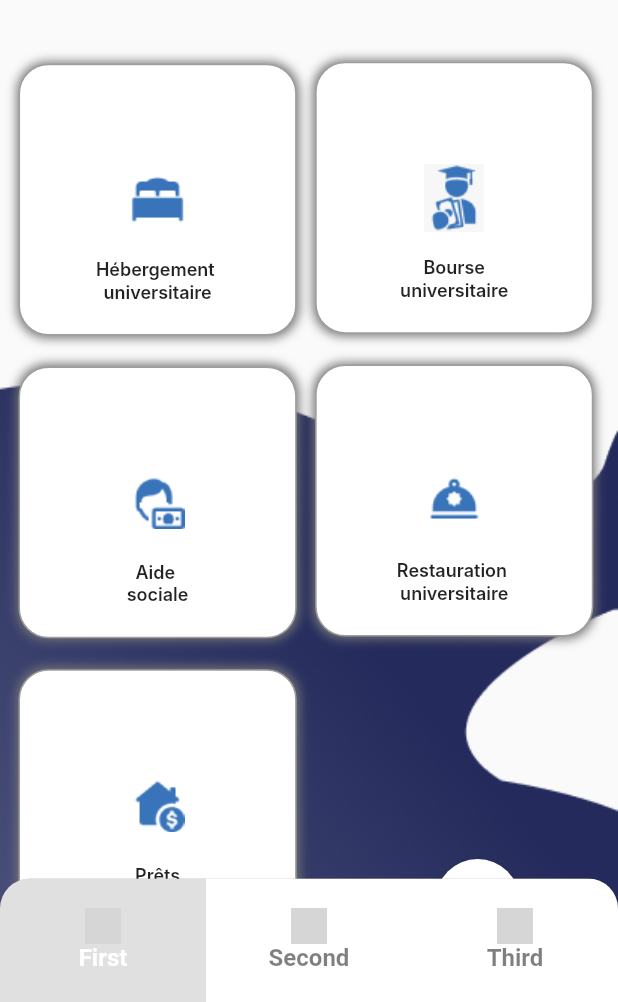
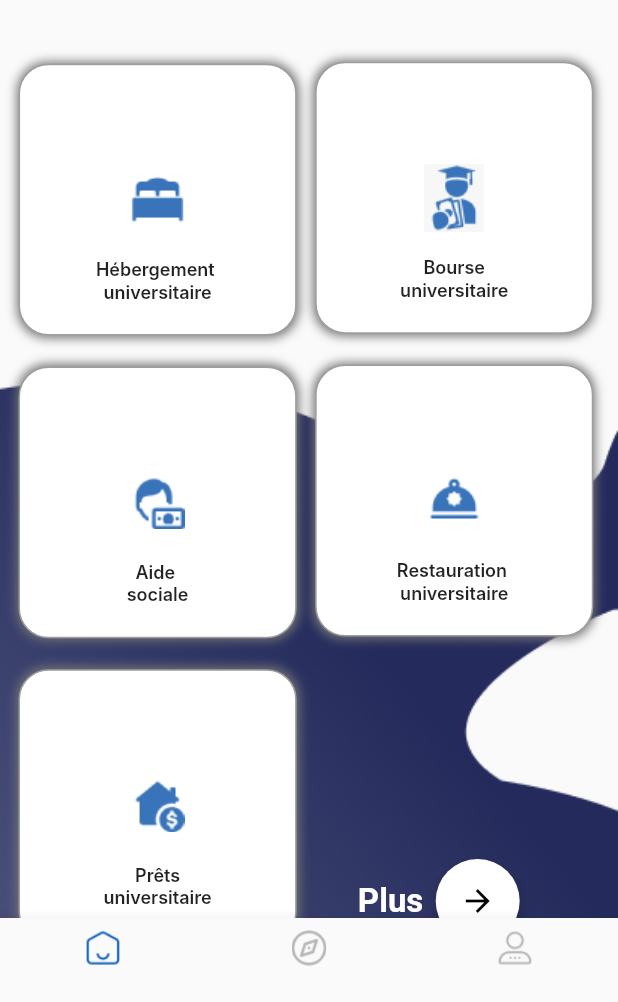
Before and after one commit to HamzaMlaouhi/OOUC, a Flutter app: the HomePage screen opened by its route, on a phone screen of 412 x 824 dp, the part 234-1236 px from its top. Run offline on Flutter 3.47's test engine with Material 2 defaults, Android fonts, the phone set to English and light mode, and no system bars; drawn by our look-alikes of auto_size_text; our stand-ins replace flutter_svg; missing offline and left inert: sliding_switch; Roboto replaces fonts that are missing (Inter); grey boxes are pictures that could not be loaded.

Commit message:
fix bar bottom icons

```diff
--- a/lib/Screens/HomePage.dart
+++ b/lib/Screens/HomePage.dart
@@ -13,7 +13,6 @@ class HomePage extends StatelessWidget {
     double height = MediaQuery.of(context).size.height;
     double width = MediaQuery.of(context).size.width;
     return Scaffold(
-      extendBody: true,
       appBar: AppBar(title: const Text("OOUC")),
       drawer: const AppBarDrawer(),
       bottomNavigationBar: CustomerBottomNavigationBar(),
--- a/lib/Widgets/BottomNavigationBar.dart
+++ b/lib/Widgets/BottomNavigationBar.dart
@@ -16,84 +16,40 @@ class _CustomerBottomNavigationBarState
     extends State<CustomerBottomNavigationBar> {
   int currentIndex = 0;
 
+  void _onItemTapped(int index) {
+    setState(() {
+      currentIndex = index;
+    });
+  }
+
   @override
   Widget build(BuildContext context) {
     double screenHeight = MediaQuery.of(context).size.height;
 
-    return ClipRRect(
-      borderRadius: BorderRadius.vertical(
-        top: Radius.circular(20),
-      ),
-      child: Container(
-        height: screenHeight * 0.10,
-        decoration: BoxDecoration(
-          borderRadius: BorderRadius.vertical(
-            top: Radius.circular(20),
+    return BottomNavigationBar(
+      items: const <BottomNavigationBarItem>[
+        BottomNavigationBarItem(
+          icon: ImageIcon(
+            AssetImage("assets/image/first.png"),
           ),
-          boxShadow: [
-            BoxShadow(
-              color: Colors.black38,
-              spreadRadius: 0,
-              blurRadius: 10,
-            ),
-          ],
+          label: '',
         ),
-        child: Row(
-          children: [
-            BottomNavigationBarItem(
-              0,
-              'First',
-            ),
-            BottomNavigationBarItem(
-              1,
-              'Second',
-            ),
-            BottomNavigationBarItem(
-              2,
-              'Third',
-            ),
-          ],
+        BottomNavigationBarItem(
+          icon: ImageIcon(
+            AssetImage("assets/image/second.png"),
+          ),
+          label: '',
         ),
-      ),
-    );
-  }
-
-  Expanded BottomNavigationBarItem(index, label) {
-    return Expanded(
-      child: GestureDetector(
-        onTap: () {
-          setState(() {
-            currentIndex = index;
-          });
-        },
-        child: Container(
-          color: currentIndex == index ? Colors.grey[300] : Colors.white,
-          padding: EdgeInsets.symmetric(horizontal: 4),
-          child: Column(
-            mainAxisAlignment: MainAxisAlignment.center,
-            children: [
-              SvgPicture.asset(
-                'assets/icons/Bedroom.svg',
-                height: 24,
-                width: 24,
-                color: currentIndex == index
-                    ? Colors.white
-                    : Colors.black.withOpacity(0.5),
-              ),
-              AutoSizeText(
-                label,
-                maxLines: 1,
-                style: TextStyle(
-                  color: currentIndex == index
-                      ? Colors.white
-                      : Colors.black.withOpacity(0.5),
-                  fontSize: 16,
-                ),
-              )
-            ],
+        BottomNavigationBarItem(
+          icon: ImageIcon(
+            AssetImage("assets/image/third.png"),
           ),
+          label: '',
         ),
-      ),
+      ],
+      currentIndex: currentIndex,
+      selectedItemColor: Colors.blue[800],
+      onTap: _onItemTapped,
     );
   }
 }
```
Also changed, not shown: assets/image/first.png (added), assets/image/second.png (added), assets/image/third.png (added).
